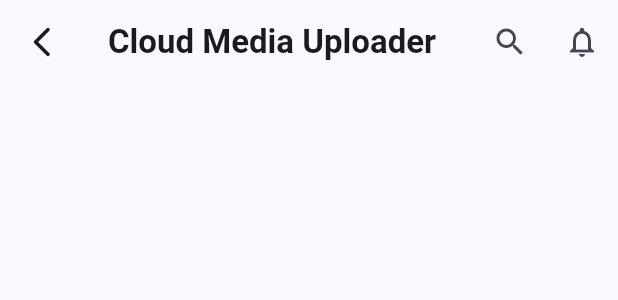
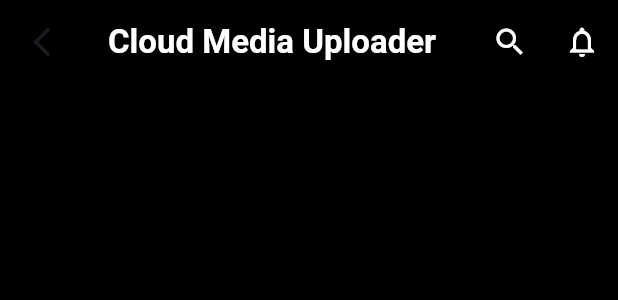
Before and after one commit to Trannganne/flutter_practice_task, a Flutter app: the CustomAppbar widget shown alone on an empty page, opened directly, on a phone screen of 412 x 824 dp. Shown: the top 300 px of the screen. Run offline on Flutter 3.47's test engine with Material 3 defaults, Android fonts, the phone set to English and light mode, and no system bars; our stand-ins replace bloc, bloc_concurrency, cached_network_image, connectivity_plus, csv, device_info_plus and 21 more; missing offline and left inert: dio_smart_retry, workmanager; accounts and stored records are empty; network calls fail.

Commit message:
fix: điều chỉnh tham số để tái sử dụng

```diff
--- a/lib/image_caching/core/customappbar.dart
+++ b/lib/image_caching/core/customappbar.dart
@@ -6,6 +6,8 @@ class CustomAppbar extends StatelessWidget implements PreferredSizeWidget {
   final VoidCallback? onLeadingPressed;
   final List<Widget>? actions;
   final bool centerTitle;
+  final Color backgroundColor;
+  final Color textColor;
 
   const CustomAppbar({
     Key? key,
@@ -14,6 +16,8 @@ class CustomAppbar extends StatelessWidget implements PreferredSizeWidget {
     this.onLeadingPressed,
     this.actions,
     this.centerTitle = false,
+    this.backgroundColor = Colors.black,
+    this.textColor = Colors.white,
   }) : super(key: key);
 
   @override
@@ -27,7 +31,8 @@ class CustomAppbar extends StatelessWidget implements PreferredSizeWidget {
         style: theme.textTheme.titleLarge?.copyWith(
           fontWeight: FontWeight.bold,
           // Màu chữ tự động đổi theo Light/Dark Mode
-          color: theme.colorScheme.onSurface,
+          // color: theme.colorScheme.onSurface,
+          color: textColor,
         ),
       ),
       centerTitle: centerTitle,
@@ -43,12 +48,15 @@ class CustomAppbar extends StatelessWidget implements PreferredSizeWidget {
           ? IconButton(
               icon: const Icon(Icons.arrow_back_ios_new_rounded),
               color: theme.colorScheme.onSurface,
+
               onPressed: () => Navigator.maybePop(context),
             )
           : null,
 
       actions: actions,
-      backgroundColor: theme.colorScheme.surface, // Màu nền AppBar theo Theme
+      foregroundColor: textColor,
+      //backgroundColor: theme.colorScheme.surface, // Màu nền AppBar theo Theme
+      backgroundColor: backgroundColor,
       elevation: 0, // Làm phẳng AppBar theo xu hướng thiết kế hiện đại
     );
   }
```
Also changed, not shown: lib/widgets/common_tabbar/customtabbar.dart (+24 -10 lines), lib/widgets/components/filecard.dart (+32 -15 lines).
